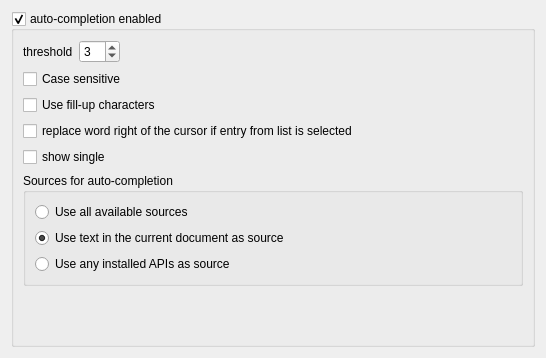
Above: Qitom/ui/widgetPropEditorAutoCompletion.ui from itom-project/itom before the change. Below: the same form after it.
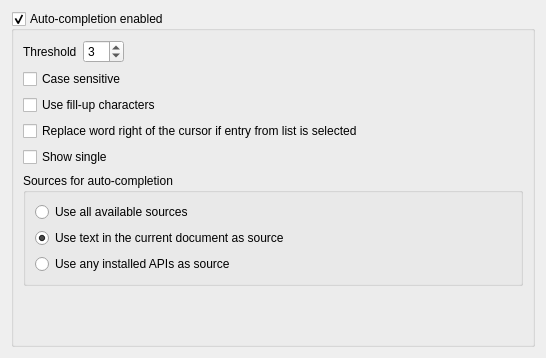
That is the form after the change.

```diff
--- a/Qitom/ui/widgetPropEditorAutoCompletion.ui
+++ b/Qitom/ui/widgetPropEditorAutoCompletion.ui
@@ -17,7 +17,7 @@
    <item>
     <widget class="QGroupBox" name="groupAutoCompletion">
      <property name="title">
-      <string>auto-completion enabled</string>
+      <string>Auto-completion enabled</string>
      </property>
      <property name="checkable">
       <bool>true</bool>
@@ -28,7 +28,7 @@
         <item>
          <widget class="QLabel" name="label">
           <property name="text">
-           <string>threshold</string>
+           <string>Threshold</string>
           </property>
          </widget>
         </item>
@@ -71,14 +71,14 @@
       <item>
        <widget class="QCheckBox" name="checkReplaceWord">
         <property name="text">
-         <string>replace word right of the cursor if entry from list is selected</string>
+         <string>Replace word right of the cursor if entry from list is selected</string>
         </property>
        </widget>
       </item>
       <item>
        <widget class="QCheckBox" name="checkShowSingle">
         <property name="text">
-         <string>show single</string>
+         <string>Show single</string>
         </property>
        </widget>
       </item>
```
